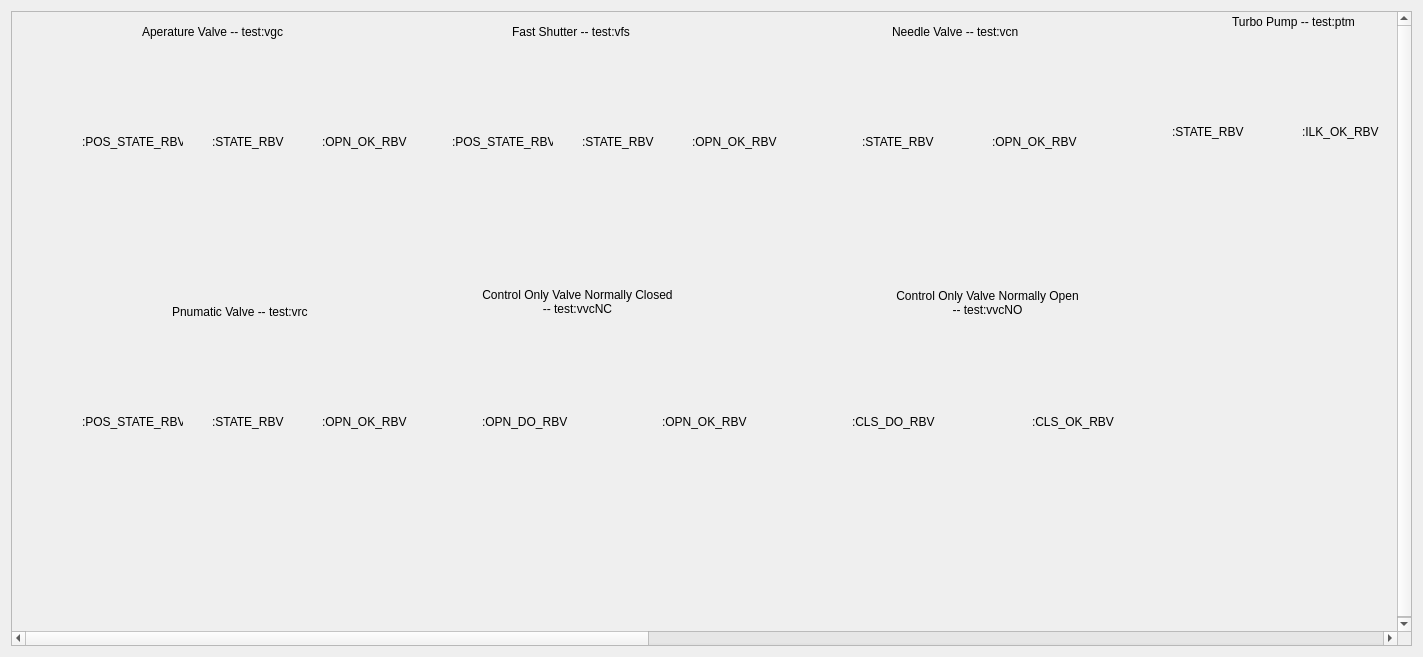
Old version of the form styleTst/masterDemo.ui in the repository pcdshub/lcls-pydm-vacuum.
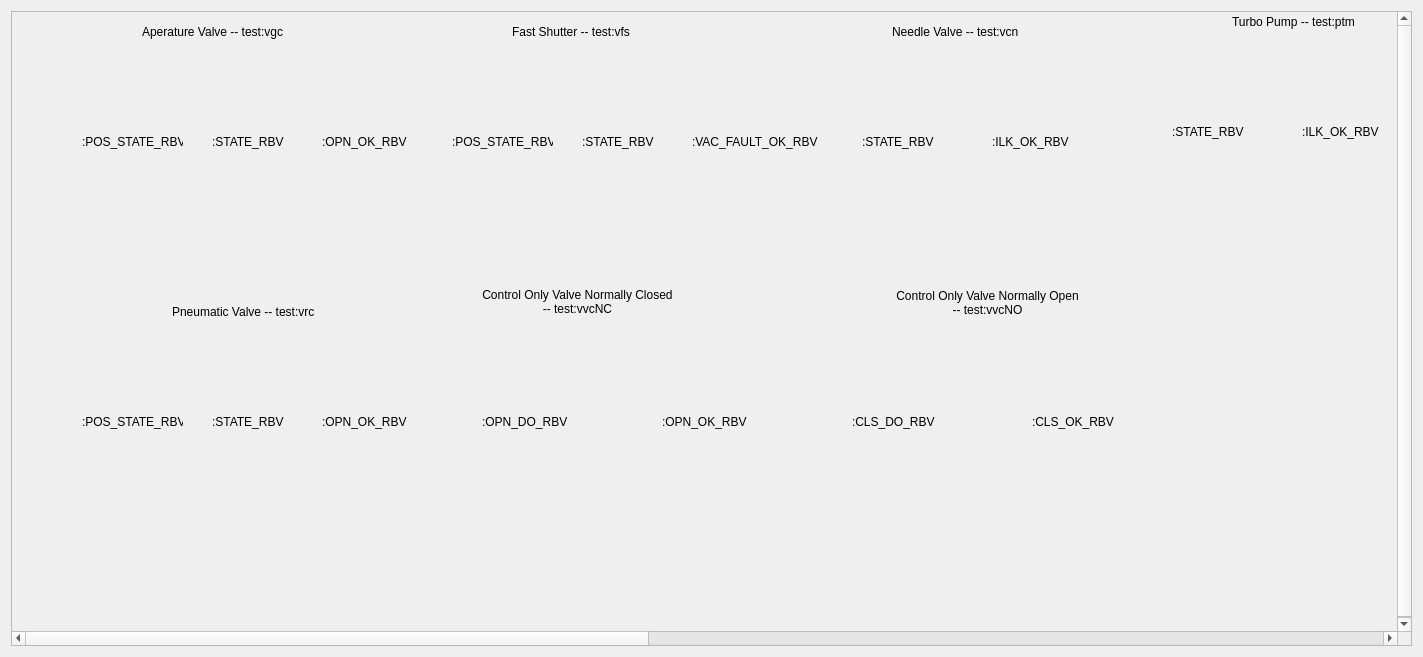
New version of the form. Custom widgets are drawn as their Qt base class.

Commit message: STY: v2 of the style sheet. Brings test screen up to date as well.

Patch:
```diff
--- a/styleTst/masterDemo.ui
+++ b/styleTst/masterDemo.ui
@@ -54,7 +54,7 @@
        <widget class="QWidget" name="scrollAreaWidgetContents">
         <property name="geometry">
          <rect>
-          <x>-501</x>
+          <x>0</x>
           <y>0</y>
           <width>3020</width>
           <height>620</height>
@@ -289,7 +289,7 @@
           </rect>
          </property>
          <property name="text">
-          <string>Pnumatic Valve -- test:vrc</string>
+          <string>Pneumatic Valve -- test:vrc</string>
          </property>
         </widget>
         <widget class="QLabel" name="label_13">
@@ -297,12 +297,12 @@
           <rect>
            <x>680</x>
            <y>120</y>
-           <width>101</width>
+           <width>141</width>
            <height>20</height>
           </rect>
          </property>
          <property name="text">
-          <string>:OPN_OK_RBV</string>
+          <string>:VAC_FAULT_OK_RBV</string>
          </property>
         </widget>
         <widget class="QLabel" name="label_14">
@@ -382,7 +382,7 @@
            <x>550</x>
            <y>130</y>
            <width>111</width>
-           <height>121</height>
+           <height>141</height>
           </rect>
          </property>
          <property name="toolTip">
@@ -587,7 +587,7 @@
           </rect>
          </property>
          <property name="text">
-          <string>:OPN_OK_RBV</string>
+          <string>:ILK_OK_RBV</string>
          </property>
         </widget>
         <widget class="PyDMEnumButton" name="PyDMEnumButton_14">
```
Left out of the diff: 6 changed lines with no effect on the pictures. The commit also changes 3 other files.
